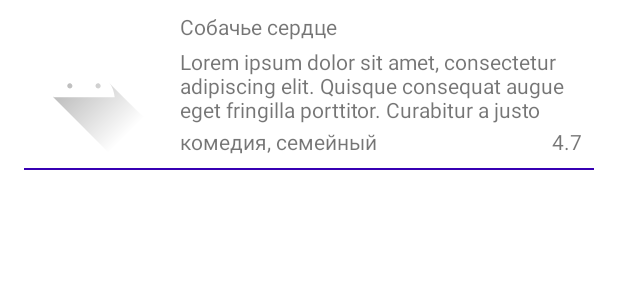
After one commit to tosh17/CinemaForFriend, an Android app: the layout search_cinema_list_item.xml on its own in the app's theme, with its tools: preview values and no code run, on a phone screen of 412 x 824 dp. The commit adds this screen. Shown: the top 300 px of the screen. Run offline under Robolectric (Android 15) with nearby library versions, the phone set to English and light mode, and no system bars; network calls fail.

Commit message:
add search list

```diff
--- a/app/build.gradle
+++ b/app/build.gradle
@@ -65,6 +65,12 @@ dependencies {
     implementation 'com.google.firebase:firebase-core:17.2.3'
     implementation 'com.google.firebase:firebase-auth:19.2.0'
 
+    //retrofit
+    implementation 'com.squareup.retrofit2:retrofit:2.6.1'
+    implementation 'com.squareup.retrofit2:converter-gson:2.6.1'
+    implementation 'com.squareup.retrofit2:converter-scalars:2.6.1'
+    implementation  'com.squareup.retrofit2:adapter-rxjava2:2.6.1'
+    implementation 'com.squareup.okhttp3:logging-interceptor:3.12.1'
 
     testImplementation 'junit:junit:4.12'
     androidTestImplementation 'androidx.test.ext:junit:1.1.1'
--- a/app/src/main/java/ru/thstrio/cinemaforfriend/App.kt
+++ b/app/src/main/java/ru/thstrio/cinemaforfriend/App.kt
@@ -9,6 +9,7 @@ import ru.terrakok.cicerone.Router
 import ru.thstrio.cinemaforfriend.di.coin.appModule
 import ru.thstrio.cinemaforfriend.di.coin.firebaseModule
 import ru.thstrio.cinemaforfriend.di.coin.navigationModule
+import ru.thstrio.cinemaforfriend.di.coin.retrofitModule
 
 
 class App : Application() {
@@ -27,7 +28,7 @@ class App : Application() {
     private fun koin() {
         startKoin {
             androidContext(this@App)
-            modules(listOf(appModule, navigationModule, firebaseModule))
+            modules(listOf(appModule, navigationModule, firebaseModule, retrofitModule))
         }
     }
 
--- a/app/src/main/java/ru/thstrio/cinemaforfriend/di/coin/modules.kt
+++ b/app/src/main/java/ru/thstrio/cinemaforfriend/di/coin/modules.kt
@@ -1,6 +1,7 @@
 package ru.thstrio.cinemaforfriend.di.coin
 
 import org.koin.dsl.module
+import ru.thstrio.cinemaforfriend.api.tmdb.service.TmdbServise
 import ru.thstrio.cinemaforfriend.firebase.auth.FAuth
 import ru.thstrio.cinemaforfriend.navigation.NavRouter
 import ru.thstrio.cinemaforfriend.ui.login.mvi.feature.LoginFeature
@@ -15,3 +16,6 @@ val navigationModule = module {
 val firebaseModule = module {
     single { FAuth() }
 }
+val retrofitModule = module {
+    single { TmdbServise.instance }
+}
--- /dev/null
+++ b/app/src/main/res/layout/search_cinema_list_item.xml
@@ -0,0 +1,72 @@
+<?xml version="1.0" encoding="utf-8"?>
+<androidx.constraintlayout.widget.ConstraintLayout
+    xmlns:android="http://schemas.android.com/apk/res/android"
+    xmlns:app="http://schemas.android.com/apk/res-auto"
+    xmlns:tools="http://schemas.android.com/tools"
+    android:layout_width="match_parent"
+    android:layout_height="match_parent">
+
+    <ImageView
+        android:id="@+id/search_cinema_item_logo"
+        android:layout_width="96dp"
+        android:layout_height="96dp"
+        android:layout_marginStart="8dp"
+        android:layout_marginTop="8dp"
+        app:layout_constraintStart_toStartOf="parent"
+        app:layout_constraintTop_toTopOf="parent"
+        app:srcCompat="@drawable/ic_launcher_foreground" />
+
+    <TextView
+        android:id="@+id/search_cinema_item_title"
+        android:layout_width="wrap_content"
+        android:layout_height="wrap_content"
+        android:layout_marginStart="16dp"
+        android:layout_marginTop="8dp"
+        tools:text="Собачье сердце"
+        app:layout_constraintStart_toEndOf="@+id/search_cinema_item_logo"
+        app:layout_constraintTop_toTopOf="parent" />
+
+    <TextView
+        android:id="@+id/search_cinema_item_description"
+        android:layout_width="0dp"
+        android:layout_height="wrap_content"
+        android:layout_marginTop="4dp"
+        android:layout_marginEnd="8dp"
+        tools:text="Lorem ipsum dolor sit amet, consectetur adipiscing elit. Quisque consequat augue eget fringilla porttitor. Curabitur a justo in tellus congue efficitur vitae id metus. Maecenas ut diam a libero luctus dictum. Proin vel magna justo. Suspendisse potenti. Quisque et ipsum ut ligula vestibulum blandit. Pellentesque in rutrum metus. Nam feugiat lorem et nisl rhoncus, quis rhoncus erat dignissim. Sed eu nisi urna. Morbi ac mattis lectus. Vestibulum volutpat rhoncus ex, a hendrerit libero pellentesque molestie. Cras sollicitudin sapien vitae massa venenatis fermentum. Sed maximus tincidunt sem vitae dignissim. Sed et viverra dui. Mauris nec quam convallis, tempus turpis id, aliquam odio."
+        app:layout_constraintEnd_toEndOf="parent"
+        android:maxLines="3"
+        app:layout_constraintStart_toStartOf="@+id/search_cinema_item_title"
+        app:layout_constraintTop_toBottomOf="@+id/search_cinema_item_title" />
+
+    <TextView
+        android:id="@+id/search_cinema_item_ganr"
+        android:layout_width="wrap_content"
+        android:layout_height="wrap_content"
+        tools:text="комедия, семейный"
+        app:layout_constraintBottom_toBottomOf="@+id/search_cinema_item_logo"
+        app:layout_constraintStart_toStartOf="@+id/search_cinema_item_description" />
+
+    <TextView
+        android:id="@+id/search_cinema_item_rate"
+        android:layout_width="wrap_content"
+        android:layout_height="wrap_content"
+        android:layout_marginStart="100dp"
+        android:layout_marginEnd="8dp"
+        tools:text="4.7"
+        app:layout_constraintBottom_toBottomOf="@+id/search_cinema_item_ganr"
+        app:layout_constraintEnd_toEndOf="parent"
+        app:layout_constraintStart_toEndOf="@+id/search_cinema_item_ganr"
+        app:layout_constraintTop_toTopOf="@+id/search_cinema_item_ganr" />
+
+    <ImageView
+        android:id="@+id/search_cinema_item_separator"
+        android:layout_width="0dp"
+        android:layout_height="1dp"
+        android:layout_marginStart="16dp"
+        android:layout_marginTop="8dp"
+        android:layout_marginEnd="16dp"
+        app:layout_constraintEnd_toEndOf="parent"
+        app:layout_constraintStart_toStartOf="parent"
+        app:layout_constraintTop_toBottomOf="@+id/search_cinema_item_logo"
+        app:srcCompat="@color/colorPrimaryDark" />
+</androidx.constraintlayout.widget.ConstraintLayout>
```
Also changed, not shown: app/src/main/java/ru/thstrio/cinemaforfriend/api/tmdb/api/TmdbApi.kt (added, +20 -0 lines), app/src/main/java/ru/thstrio/cinemaforfriend/api/tmdb/pojo/CinemaPojo.kt (added, +46 -0 lines), app/src/main/java/ru/thstrio/cinemaforfriend/api/tmdb/pojo/ListCinemaPojo.kt (added, +22 -0 lines), app/src/main/java/ru/thstrio/cinemaforfriend/api/tmdb/service/TmdbServise.kt (added, +28 -0 lines), app/src/main/java/ru/thstrio/cinemaforfriend/ui/cinema/info/IfoCinemaFragment.kt (added, +23 -0 lines), app/src/main/java/ru/thstrio/cinemaforfriend/ui/cinema/info/SearchCinemaListFragment.kt (added, +21 -0 lines), app/src/main/java/ru/thstrio/cinemaforfriend/ui/login/LoginActivity.kt (+16 -0 lines), app/src/main/res/layout/info_cinema_fragment.xml (added, +16 -0 lines), app/src/main/res/layout/search_cinema_list_fragment.xml (added, +36 -0 lines), 1 other file.
